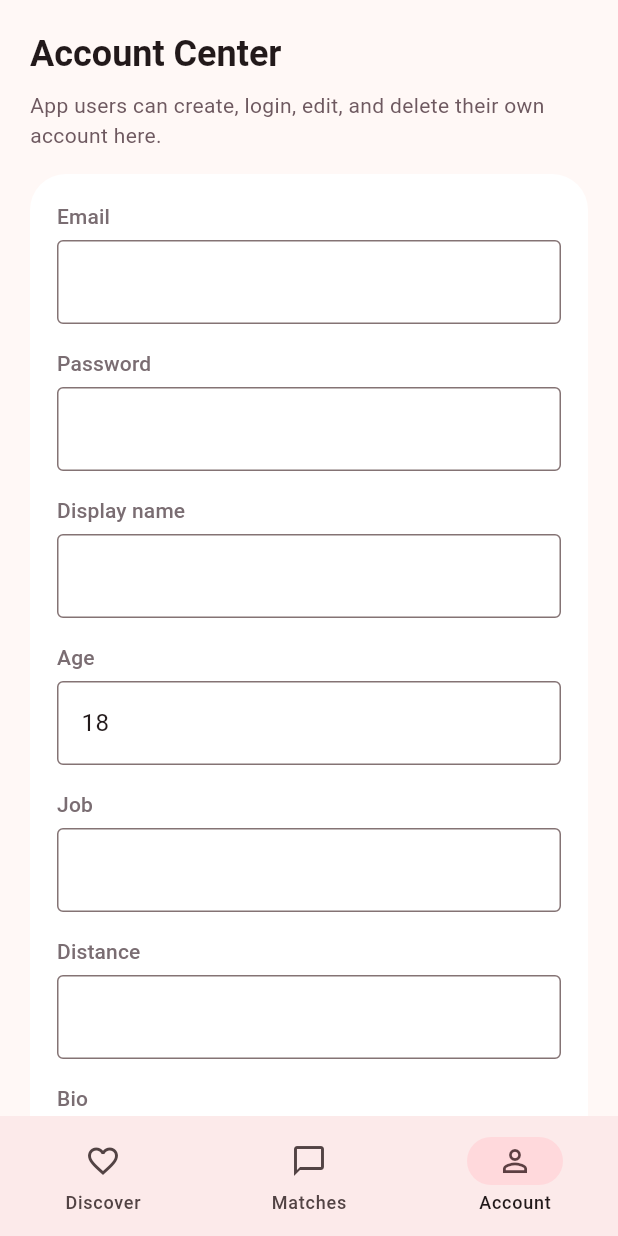
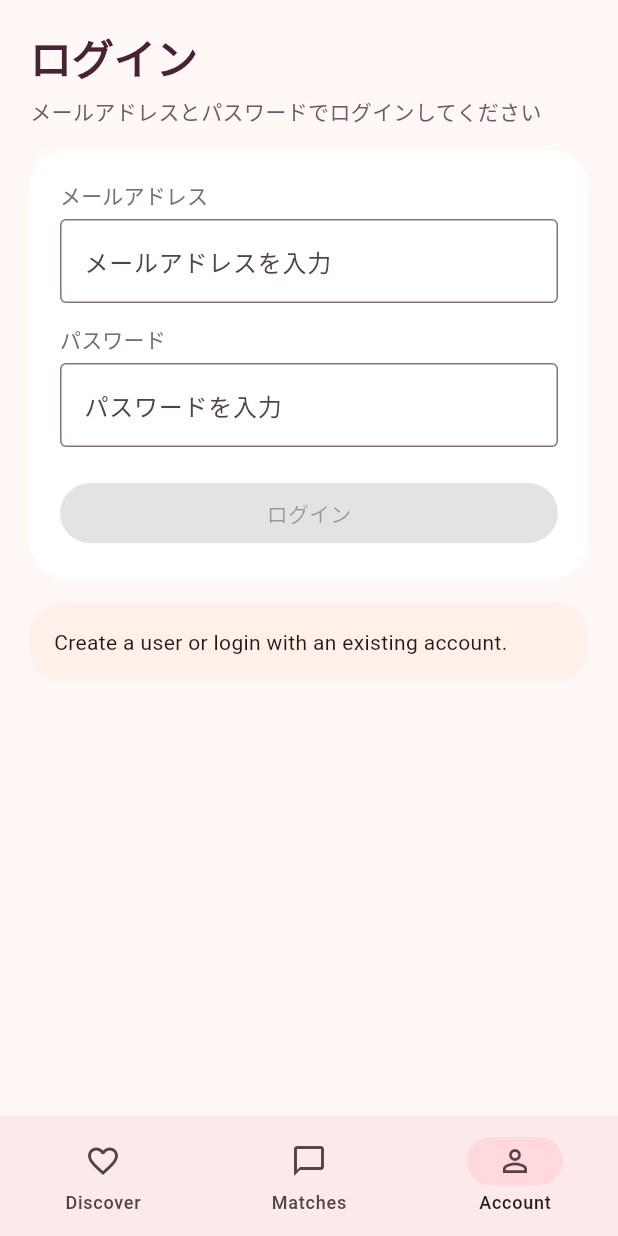
Before and after one commit to Kimura1406/Date_app, a Flutter app: the screen it shows after launch, item 3 of the bottom bar chosen, on a phone screen of 412 x 824 dp. Run offline on Flutter 3.47's test engine with Material 3 defaults, Android fonts, the phone set to English and light mode, and no system bars; our stand-ins replace flutter_secure_storage; accounts and stored records are empty; network calls fail.

Commit message:
Add validated mobile login screen

```diff
--- a/mobile/lib/main.dart
+++ b/mobile/lib/main.dart
@@ -1,6 +1,7 @@
 import 'dart:convert';
 
 import 'package:flutter/material.dart';
+import 'package:flutter/services.dart';
 import 'package:flutter_secure_storage/flutter_secure_storage.dart';
 import 'package:http/http.dart' as http;
 
@@ -262,6 +263,10 @@ class AccountScreen extends StatefulWidget {
 }
 
 class _AccountScreenState extends State<AccountScreen> {
+  static final RegExp _emailPattern = RegExp(
+    r'^[A-Za-z0-9._%+-]+@[A-Za-z0-9.-]+\.[A-Za-z]{2,}$',
+  );
+
   final _apiClient = ApiClient();
   final _emailController = TextEditingController();
   final _passwordController = TextEditingController();
@@ -278,6 +283,9 @@ class _AccountScreenState extends State<AccountScreen> {
   bool busy = false;
   bool restoringSession = true;
   String statusMessage = 'Create a user or login with an existing account.';
+  bool _emailTouched = false;
+  bool _passwordTouched = false;
+  bool _loginAttempted = false;
 
   @override
   void initState() {
@@ -298,18 +306,6 @@ class _AccountScreenState extends State<AccountScreen> {
     super.dispose();
   }
 
-  Future<void> _register() async {
-    await _runAction(() async {
-      final user =
-          await _apiClient.createUser(_buildPayload(includePassword: true));
-      _applyUser(user);
-      authToken = '';
-      refreshToken = '';
-      await _persistSession();
-      _showStatus('User created successfully. Please login to receive a JWT.');
-    });
-  }
-
   Future<void> _login() async {
     await _runAction(() async {
       final loginResult = await _apiClient.login(
@@ -322,6 +318,20 @@ class _AccountScreenState extends State<AccountScreen> {
       await _persistSession();
       _showStatus('Login successful.');
     });
+  }
+
+  Future<void> _submitLogin() async {
+    setState(() {
+      _loginAttempted = true;
+      _emailTouched = true;
+      _passwordTouched = true;
+    });
+
+    if (!_isLoginFormValid) {
+      return;
+    }
+
+    await _login();
   }
 
   Future<void> _refreshSession() async {
@@ -527,6 +537,40 @@ class _AccountScreenState extends State<AccountScreen> {
         .showSnackBar(SnackBar(content: Text(message)));
   }
 
+  String get _trimmedEmail => _emailController.text.trim();
+
+  String get _trimmedPassword => _passwordController.text.trim();
+
+  bool get _isEmailValid =>
+      _trimmedEmail.isNotEmpty && _emailPattern.hasMatch(_trimmedEmail);
+
+  bool get _isPasswordValid => _trimmedPassword.isNotEmpty;
+
+  bool get _isLoginFormValid => _isEmailValid && _isPasswordValid && !busy;
+
+  String? get _emailErrorText {
+    if (!(_emailTouched || _loginAttempted)) {
+      return null;
+    }
+    if (_trimmedEmail.isEmpty) {
+      return 'メールアドレスを入力してください';
+    }
+    if (!_emailPattern.hasMatch(_trimmedEmail)) {
+      return '有効なメールアドレスを入力してくだい';
+    }
+    return null;
+  }
+
+  String? get _passwordErrorText {
+    if (!(_passwordTouched || _loginAttempted)) {
+      return null;
+    }
+    if (_trimmedPassword.isEmpty) {
+      return 'パスワードを入力してください';
+    }
+    return null;
+  }
+
   @override
   Widget build(BuildContext context) {
     if (restoringSession) {
@@ -543,6 +587,93 @@ class _AccountScreenState extends State<AccountScreen> {
         child: Column(
           crossAxisAlignment: CrossAxisAlignment.start,
           children: [
+            if (currentUser == null) ...[
+              Text(
+                'ログイン',
+                style: Theme.of(context).textTheme.headlineMedium?.copyWith(
+                      fontWeight: FontWeight.w800,
+                      color: const Color(0xFF4A2330),
+                    ),
+              ),
+              const SizedBox(height: 8),
+              Text(
+                'メールアドレスとパスワードでログインしてください',
+                style: Theme.of(context).textTheme.bodyMedium?.copyWith(
+                      color: const Color(0xFF6E5960),
+                    ),
+              ),
+              const SizedBox(height: 16),
+              Container(
+                padding: const EdgeInsets.all(20),
+                decoration: BoxDecoration(
+                  color: Colors.white,
+                  borderRadius: BorderRadius.circular(24),
+                ),
+                child: Column(
+                  crossAxisAlignment: CrossAxisAlignment.start,
+                  children: [
+                    Text(
+                      'メールアドレス',
+                      style: Theme.of(context).textTheme.labelLarge?.copyWith(
+                            color: const Color(0xFF7A6D72),
+                          ),
+                    ),
+                    const SizedBox(height: 6),
+                    TextFormField(
+                      controller: _emailController,
+                      keyboardType: TextInputType.emailAddress,
+                      maxLength: 50,
+                      inputFormatters: [
+                        LengthLimitingTextInputFormatter(50),
+                      ],
+                      decoration: InputDecoration(
+                        hintText: 'メールアドレスを入力',
+                        counterText: '',
+                        errorText: _emailErrorText,
+                        border: const OutlineInputBorder(),
+                      ),
+                      onChanged: (_) {
+                        if (!_emailTouched) {
+                          _emailTouched = true;
+                        }
+                        setState(() {});
+                      },
+                    ),
+                    const SizedBox(height: 14),
+                    Text(
+                      'パスワード',
+                      style: Theme.of(context).textTheme.labelLarge?.copyWith(
+                            color: const Color(0xFF7A6D72),
+                          ),
+                    ),
+                    const SizedBox(height: 6),
+                    TextFormField(
+                      controller: _passwordController,
+                      obscureText: true,
+                      decoration: InputDecoration(
+                        hintText: 'パスワードを入力',
+                        errorText: _passwordErrorText,
+                        border: const OutlineInputBorder(),
+                      ),
+                      onChanged: (_) {
+                        if (!_passwordTouched) {
+                          _passwordTouched = true;
+                        }
+                        setState(() {});
+                      },
+                    ),
+                    const SizedBox(height: 20),
+                    SizedBox(
+                      width: double.infinity,
+                      child: FilledButton(
+                        onPressed: _isLoginFormValid ? _submitLogin : null,
+                        child: Text(busy ? 'ログイン中...' : 'ログイン'),
+                      ),
+                    ),
+                  ],
+                ),
+              ),
+            ] else ...[
               Text(
                 'Account Center',
                 style: Theme.of(context).textTheme.headlineSmall?.copyWith(
@@ -551,9 +682,7 @@ class _AccountScreenState extends State<AccountScreen> {
               ),
               const SizedBox(height: 8),
               Text(
-              currentUser == null
-                  ? 'App users can create, login, edit, and delete their own account here.'
-                  : 'Logged in as ${currentUser!.name} (${currentUser!.email}) with role ${currentUser!.role}.',
+                'Logged in as ${currentUser!.name} (${currentUser!.email}) with role ${currentUser!.role}.',
                 style: Theme.of(context).textTheme.bodyMedium?.copyWith(
                       color: const Color(0xFF6E5960),
                     ),
@@ -570,9 +699,8 @@ class _AccountScreenState extends State<AccountScreen> {
                   children: [
                     _ProfileField(label: 'Email', controller: _emailController),
                     _ProfileField(
-                    label: currentUser == null
-                        ? 'Password'
-                        : 'Password (leave blank to keep current password)',
+                      label:
+                          'Password (leave blank to keep current password)',
                       controller: _passwordController,
                       obscureText: true,
                     ),
@@ -601,14 +729,6 @@ class _AccountScreenState extends State<AccountScreen> {
                       spacing: 12,
                       runSpacing: 12,
                       children: [
-                      FilledButton(
-                        onPressed: busy ? null : _register,
-                        child: Text(busy ? 'Working...' : 'Create user'),
-                      ),
-                      FilledButton.tonal(
-                        onPressed: busy ? null : _login,
-                        child: const Text('Login'),
-                      ),
                         FilledButton.tonal(
                           onPressed: busy ? null : _refreshSession,
                           child: const Text('Refresh token'),
@@ -633,6 +753,7 @@ class _AccountScreenState extends State<AccountScreen> {
                   ],
                 ),
               ),
+            ],
             const SizedBox(height: 16),
             Container(
               width: double.infinity,
```
Lines whose indentation alone changed are shown as unchanged.
